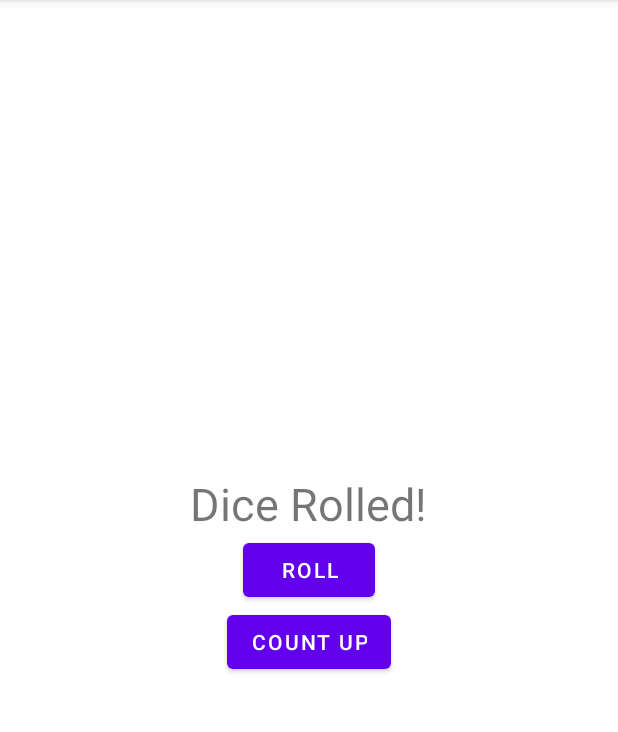
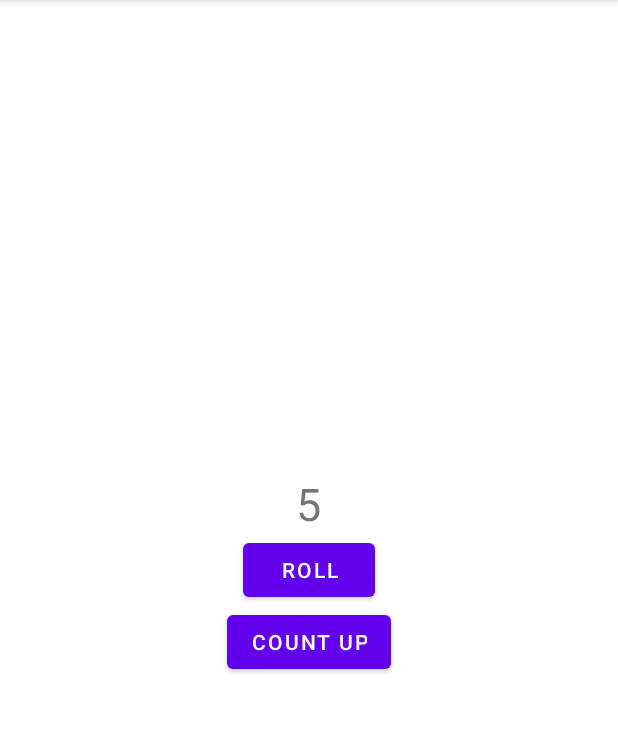
Before and after one commit to DavidCM-kotlin/DiceRoller, an Android app: the screen it shows after launch (MainActivity), after a tap on "ROLL", on a phone screen of 412 x 824 dp, the part 84-816 px from its top. Run offline under Robolectric (Android 15) with nearby library versions, the phone set to English and light mode, and no system bars; 1 other tap on this screen came first.

Commit message:
Original Dice Roller

```diff
--- a/app/src/main/java/com/example/diceroller/MainActivity.kt
+++ b/app/src/main/java/com/example/diceroller/MainActivity.kt
@@ -45,7 +45,7 @@ class MainActivity : AppCompatActivity() {
         val resultText: TextView = findViewById(R.id.result_text)
         resultText.text = randomInt.toString()
 //        val resultText: TextView = findViewById(R.id.result_text)
-        resultText.text = "Dice Rolled!"
+//        resultText.text = "Dice Rolled!"
     }
 
     private fun countDice() {
```
